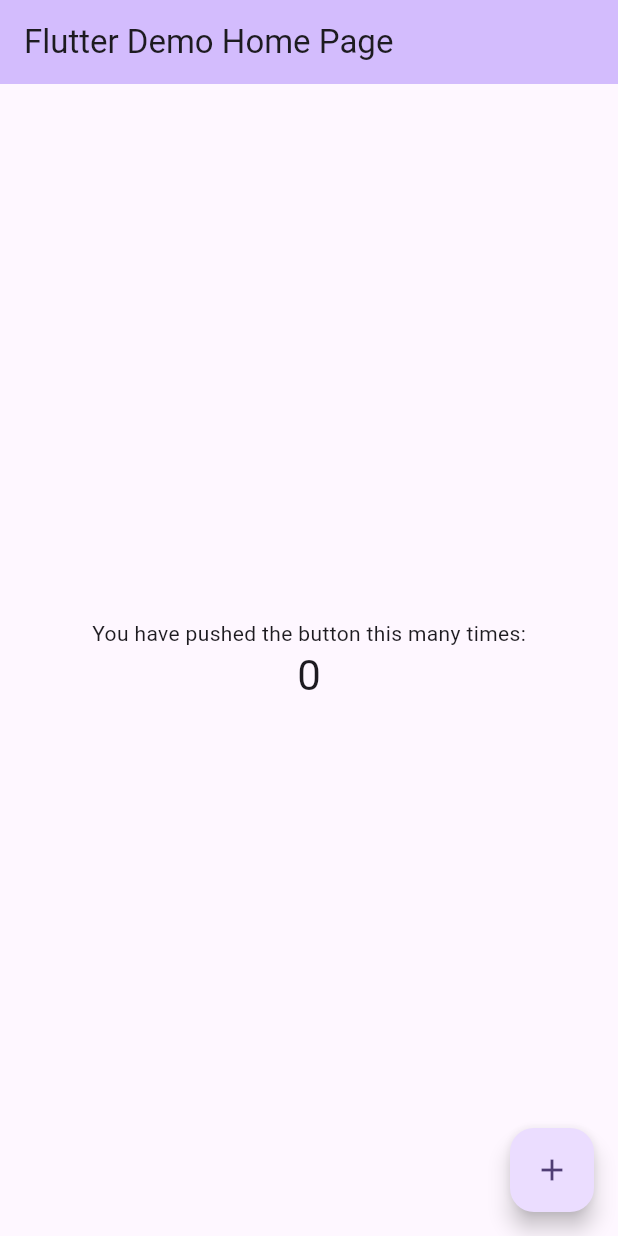
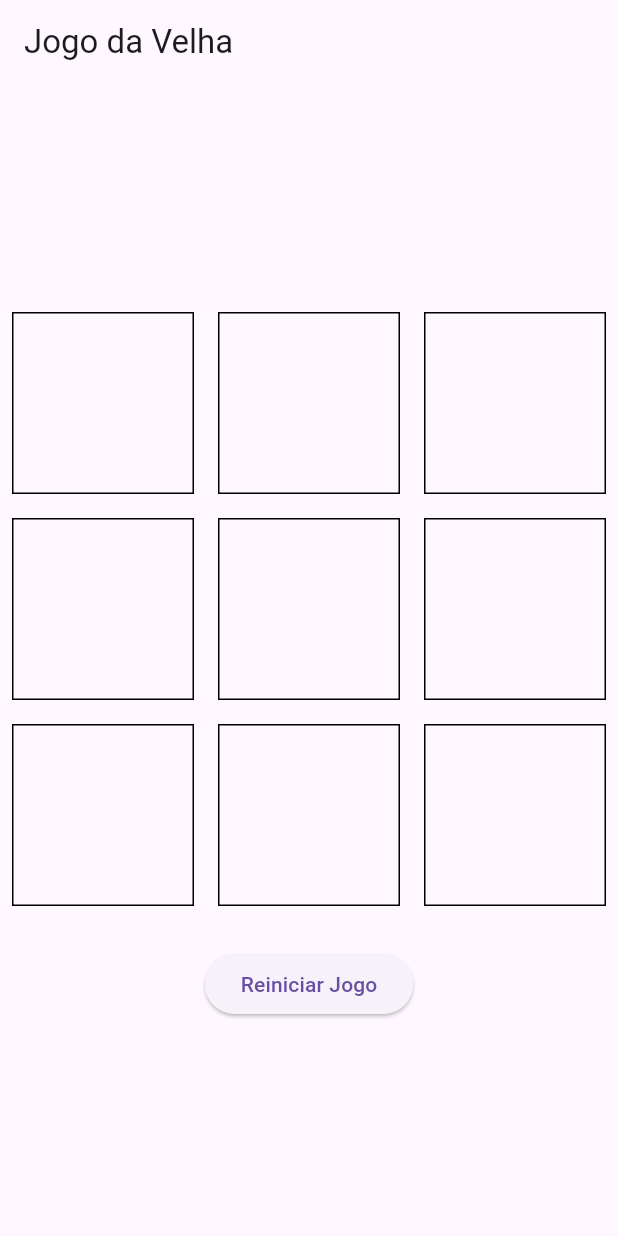
Before and after one commit to joaopedro3213/jogo_da_velha, a Flutter app: the screen it shows after launch, on a phone screen of 412 x 824 dp. Run offline on Flutter 3.47's test engine with Material 3 defaults, Android fonts, the phone set to English and light mode, and no system bars.

Commit message:
Update main.dart

```diff
--- a/lib/main.dart
+++ b/lib/main.dart
@@ -1,123 +1,115 @@
 import 'package:flutter/material.dart';
 
 void main() {
-  runApp(const MyApp());
+  runApp(MyApp());
 }
 
 class MyApp extends StatelessWidget {
-  const MyApp({super.key});
-
-  // This widget is the root of your application.
   @override
   Widget build(BuildContext context) {
     return MaterialApp(
-      title: 'Flutter Demo',
-      theme: ThemeData(
-        // This is the theme of your application.
-        //
-        // TRY THIS: Try running your application with "flutter run". You'll see
-        // the application has a purple toolbar. Then, without quitting the app,
-        // try changing the seedColor in the colorScheme below to Colors.green
-        // and then invoke "hot reload" (save your changes or press the "hot
-        // reload" button in a Flutter-supported IDE, or press "r" if you used
-        // the command line to start the app).
-        //
-        // Notice that the counter didn't reset back to zero; the application
-        // state is not lost during the reload. To reset the state, use hot
-        // restart instead.
-        //
-        // This works for code too, not just values: Most code changes can be
-        // tested with just a hot reload.
-        colorScheme: ColorScheme.fromSeed(seedColor: Colors.deepPurple),
-        useMaterial3: true,
-      ),
-      home: const MyHomePage(title: 'Flutter Demo Home Page'),
+      home: GamePage(),
     );
   }
 }
 
-class MyHomePage extends StatefulWidget {
-  const MyHomePage({super.key, required this.title});
-
-  // This widget is the home page of your application. It is stateful, meaning
-  // that it has a State object (defined below) that contains fields that affect
-  // how it looks.
-
-  // This class is the configuration for the state. It holds the values (in this
-  // case the title) provided by the parent (in this case the App widget) and
-  // used by the build method of the State. Fields in a Widget subclass are
-  // always marked "final".
-
-  final String title;
-
+class GamePage extends StatefulWidget {
   @override
-  State<MyHomePage> createState() => _MyHomePageState();
+  _GamePageState createState() => _GamePageState();
 }
 
-class _MyHomePageState extends State<MyHomePage> {
-  int _counter = 0;
+class _GamePageState extends State<GamePage> {
+  List<String> board = List.generate(9, (_) => ''); // Tabuleiro vazio
+  bool isPlayer1Turn = true; // Definir qual jogador está fazendo a jogada
 
-  void _incrementCounter() {
-    setState(() {
-      // This call to setState tells the Flutter framework that something has
-      // changed in this State, which causes it to rerun the build method below
-      // so that the display can reflect the updated values. If we changed
-      // _counter without calling setState(), then the build method would not be
-      // called again, and so nothing would appear to happen.
-      _counter++;
-    });
+  // Função para registrar a jogada
+  void makeMove(int index) {
+    if (board[index] == '') {
+      setState(() {
+        board[index] = isPlayer1Turn ? 'X' : 'O';
+        isPlayer1Turn = !isPlayer1Turn; // Alterna entre os jogadores
+      });
+    }
   }
 
+  // Função para verificar se alguém ganhou
+  String checkWinner() {
+    // Definindo as possíveis combinações vencedoras
+    List<List<int>> winPatterns = [
+      [0, 1, 2], [3, 4, 5], [6, 7, 8], // Linhas
+      [0, 3, 6], [1, 4, 7], [2, 5, 8], // Colunas
+      [0, 4, 8], [2, 4, 6],            // Diagonais
+    ];
+
+    for (var pattern in winPatterns) {
+      String a = board[pattern[0]];
+      String b = board[pattern[1]];
+      String c = board[pattern[2]];
+      if (a != '' && a == b && a == c) {
+        return a; // Retorna 'X' ou 'O' se alguém ganhou
+      }
+    }
+    return ''; // Retorna vazio se não houver vencedor
+  }
+
+  // Função para exibir a interface
   @override
   Widget build(BuildContext context) {
-    // This method is rerun every time setState is called, for instance as done
-    // by the _incrementCounter method above.
-    //
-    // The Flutter framework has been optimized to make rerunning build methods
-    // fast, so that you can just rebuild anything that needs updating rather
-    // than having to individually change instances of widgets.
+    String winner = checkWinner(); // Verifica o vencedor a cada jogada
+
     return Scaffold(
       appBar: AppBar(
-        // TRY THIS: Try changing the color here to a specific color (to
-        // Colors.amber, perhaps?) and trigger a hot reload to see the AppBar
-        // change color while the other colors stay the same.
-        backgroundColor: Theme.of(context).colorScheme.inversePrimary,
-        // Here we take the value from the MyHomePage object that was created by
-        // the App.build method, and use it to set our appbar title.
-        title: Text(widget.title),
+        title: Text('Jogo da Velha'),
       ),
       body: Center(
-        // Center is a layout widget. It takes a single child and positions it
-        // in the middle of the parent.
         child: Column(
-          // Column is also a layout widget. It takes a list of children and
-          // arranges them vertically. By default, it sizes itself to fit its
-          // children horizontally, and tries to be as tall as its parent.
-          //
-          // Column has various properties to control how it sizes itself and
-          // how it positions its children. Here we use mainAxisAlignment to
-          // center the children vertically; the main axis here is the vertical
-          // axis because Columns are vertical (the cross axis would be
-          // horizontal).
-          //
-          // TRY THIS: Invoke "debug painting" (choose the "Toggle Debug Paint"
-          // action in the IDE, or press "p" in the console), to see the
-          // wireframe for each widget.
           mainAxisAlignment: MainAxisAlignment.center,
-          children: <Widget>[
-            const Text('You have pushed the button this many times:'),
-            Text(
-              '$_counter',
-              style: Theme.of(context).textTheme.headlineMedium,
+          children: [
+            if (winner.isNotEmpty)
+              Text(
+                'Jogador $winner venceu!',
+                style: TextStyle(fontSize: 24, fontWeight: FontWeight.bold),
+              ),
+            GridView.builder(
+              shrinkWrap: true, // Para ajustar o tamanho da grid
+              gridDelegate: SliverGridDelegateWithFixedCrossAxisCount(
+                crossAxisCount: 3, // 3 colunas para o tabuleiro 3x3
+              ),
+              itemCount: 9, // Número de células no tabuleiro
+              itemBuilder: (context, index) {
+                return GestureDetector(
+                  onTap: () => makeMove(index), // Ao clicar, faz a jogada
+                  child: Container(
+                    margin: EdgeInsets.all(8),
+                    decoration: BoxDecoration(
+                      border: Border.all(color: Colors.black),
+                    ),
+                    child: Center(
+                      child: Text(
+                        board[index], // Mostra 'X' ou 'O' nas casas
+                        style: TextStyle(
+                          fontSize: 48,
+                          fontWeight: FontWeight.bold,
+                          color: board[index] == 'X' ? Colors.blue : Colors.red,
+                        ),
+                      ),
+                    ),
+                  ),
+                );
+              },
+            ),
+            SizedBox(height: 20),
+            ElevatedButton(
+              onPressed: () {
+                setState(() {
+                  board = List.generate(9, (_) => ''); // Reinicia o jogo
+                });
+              },
+              child: Text('Reiniciar Jogo'),
             ),
           ],
         ),
       ),
-      floatingActionButton: FloatingActionButton(
-        onPressed: _incrementCounter,
-        tooltip: 'Increment',
-        child: const Icon(Icons.add),
-      ), // This trailing comma makes auto-formatting nicer for build methods.
     );
   }
 }
```
